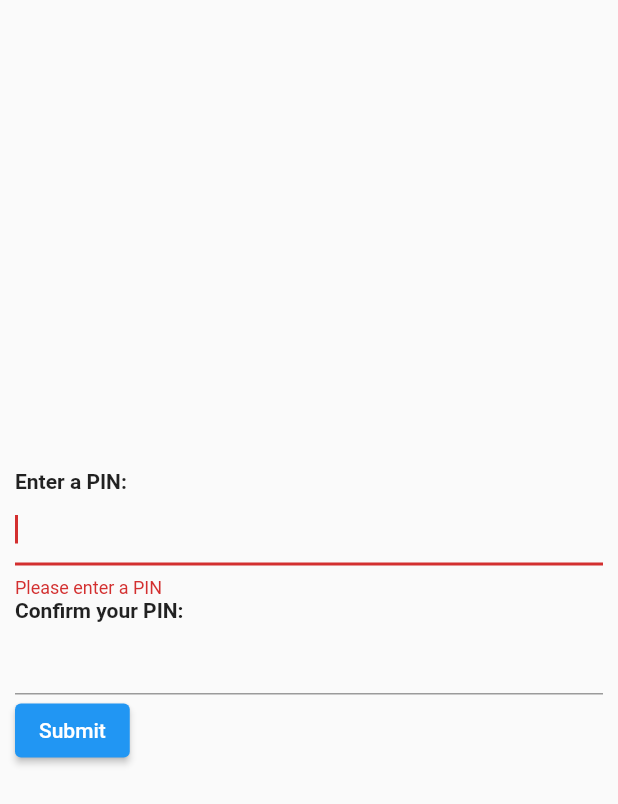
After one commit to ElijahMSmith/Secure-Period-Tracker, a Flutter app: the RegistrationPage screen opened directly, after a tap on "Submit", on a phone screen of 412 x 824 dp. The commit adds this screen. Shown: the top 804 px of the screen. Run offline on Flutter 3.47's test engine with Material 2 defaults, Android fonts, the phone set to English and light mode, and no system bars; our stand-ins replace convert, introduction_screen, shared_preferences; missing offline and left inert: cryptography; accounts and stored records are empty.

Commit message:
broken ass loading screen lmao

```diff
--- a/lib/main.dart
+++ b/lib/main.dart
@@ -36,7 +36,8 @@ class YoursApp extends StatelessWidget {
           } else {
             return const SplashScreen();
           }
-          }),
+        },
+      ),
     );
   }
 }
--- /dev/null
+++ b/lib/pages/RegistrationForm.dart
@@ -0,0 +1,242 @@
+import 'dart:convert';
+import 'dart:math';
+import 'package:convert/convert.dart';
+
+import 'package:flutter/material.dart';
+import 'package:shared_preferences/shared_preferences.dart';
+import 'package:cryptography/cryptography.dart';
+import 'HomePages.dart';
+import 'SplashScreen.dart';
+
+Future<bool> _registerPIN(String pin) async {
+  /*SharedPreferences prefs = await SharedPreferences.getInstance();
+
+  // this should give us 256 bits? someone check my math
+  final SecretKey randKey = SecretKey(
+      List<int>.generate(32, (index) => Random.secure().nextInt(255)));
+  final randKeyBytesHexStr = hex.encode(await randKey.extractBytes());
+  // TODO create sqflite_sqlcipher here with randKeyBytesHexStr
+
+  // utf8 or ascii here? I guess utf8 gives us a bigger PIN space?
+  final SecretKey pinBytes = SecretKey(utf8.encode(pin));
+
+  final pbkdf2 = Pbkdf2(
+    macAlgorithm: Hmac.sha512(),
+    // iterations has to be at least 100000 for reasonable security. we can adjust later based on time data
+    iterations: 200000,
+    bits: 256,
+  );
+
+  // NIST standards say that the salt should be at least 16 bytes
+  final SecretKey salt = SecretKey(List<int>.filled(16, 0));
+  prefs.setString("salt", hex.encode(await salt.extractBytes()));
+
+  final userKey = await pbkdf2.deriveKey(
+    secretKey: pinBytes,
+    nonce: await salt.extractBytes(),
+  );
+
+  final sha512 = Sha512();
+  final hashedUserKey = await sha512.hash(await userKey.extractBytes());
+  prefs.setString("hashedUserKey", hex.encode(hashedUserKey.bytes));
+
+  final aes256 = AesGcm.with256bits();
+  final aesNonce = aes256.newNonce();
+
+  final encryptedRandKey = await aes256.encrypt(
+    await randKey.extractBytes(),
+    secretKey: userKey,
+    nonce: aesNonce,
+  );
+  prefs.setString("randKeyCipherText", hex.encode(encryptedRandKey.cipherText));
+  prefs.setString("randKeyNonce", hex.encode(encryptedRandKey.nonce));
+  prefs.setString("randKeyMAC", hex.encode(encryptedRandKey.mac.bytes));*/
+
+  /* --------------------- */
+  // this section is simulating a user login. TESTING ONLY! REMOVE LATER!
+  /*String userEnteredPin = "test";
+
+  final loginKeyGen = Pbkdf2(
+    macAlgorithm: Hmac.sha512(),
+    iterations: 200000,
+    bits: 256,
+  );
+
+  final SecretKey loginPinBytes = SecretKey(utf8.encode(pin));
+
+  final String loginSaltString = prefs.getString("salt").toString();
+  final SecretKey loginSalt = SecretKey(hex.decode(loginSaltString));
+
+  final loginUserKey = await loginKeyGen.deriveKey(
+    secretKey: loginPinBytes,
+    nonce: await loginSalt.extractBytes(),
+  );
+
+  final loginSha512 = Sha512();
+  final loginHashedUserKey =
+      await loginSha512.hash(await loginUserKey.extractBytes());
+  final storedHashedUserKey = prefs.getString("hashedUserKey").toString();
+
+  assert(hex.encode(loginHashedUserKey.bytes).hashCode ==
+      storedHashedUserKey.hashCode);
+
+  final storedRandKeyCipherText =
+      hex.decode(prefs.getString("randKeyCipherText").toString());
+  final storedRandKeyNonce =
+      hex.decode(prefs.getString("randKeyNonce").toString());
+  final storedRandKeyMAC = hex.decode(prefs.getString("randKeyMAC").toString());
+
+  final storedBox = SecretBox(
+    storedRandKeyCipherText,
+    nonce: storedRandKeyNonce,
+    mac: Mac(storedRandKeyMAC),
+  );
+
+  final loginAES = AesGcm.with256bits();
+
+  final clearText = await loginAES.decrypt(storedBox, secretKey: loginUserKey);
+  final clearTextStr = hex.encode(clearText);
+  assert(clearTextStr.hashCode == randKeyBytesHexStr.hashCode);*/
+  /* --------------------- */
+
+  await Future.delayed(const Duration(seconds: 5));
+
+  return true;
+}
+
+class RegistrationLoadingPage extends StatefulWidget {
+  final String pin;
+
+  const RegistrationLoadingPage({Key? key, required this.pin})
+      : super(key: key);
+
+  @override
+  State<RegistrationLoadingPage> createState() =>
+      _RegistrationLoadingPageState();
+}
+
+class _RegistrationLoadingPageState extends State<RegistrationLoadingPage> {
+  @override
+  Widget build(BuildContext context) {
+    return FutureBuilder(
+      future: _registerPIN(widget.pin),
+      builder: (context, snapshot) {
+        if (snapshot.data == null) {
+          return const SplashScreen();
+        } else {
+          return const HomePages();
+        }
+      },
+    );
+  }
+}
+
+void _submitForm(GlobalKey<FormState> key, BuildContext context, String pin) {
+  if (key.currentState!.validate()) {
+    Navigator.of(context).pushAndRemoveUntil(
+        MaterialPageRoute(builder: (_) => RegistrationLoadingPage(pin: pin)),
+        (route) => false);
+  }
+}
+
+class RegistrationForm extends StatefulWidget {
+  const RegistrationForm({Key? key}) : super(key: key);
+
+  @override
+  State<RegistrationForm> createState() => _RegistrationFormState();
+}
+
+class _RegistrationFormState extends State<RegistrationForm> {
+  final _formKey = GlobalKey<FormState>();
+  final TextEditingController _firstPIN = TextEditingController();
+
+  @override
+  Widget build(BuildContext context) {
+    return Form(
+      key: _formKey,
+      child: Padding(
+        padding: const EdgeInsets.all(10.0),
+        child: Column(
+          mainAxisAlignment: MainAxisAlignment.center,
+          crossAxisAlignment: CrossAxisAlignment.start,
+          children: <Widget>[
+            const Text(
+              "Enter a PIN:",
+              style: TextStyle(fontWeight: FontWeight.bold),
+            ),
+            TextFormField(
+              autocorrect: false,
+              enableSuggestions: false,
+              enableIMEPersonalizedLearning: false,
+              // enableInteractiveSelection: true, // should be true if obscureText = true
+              // maxLines: 1, // defaults to 1
+              obscureText:
+                  true, // also disables stupid shit like gif and emoji keyboard
+              controller: _firstPIN,
+              autofocus: true,
+              autovalidateMode: AutovalidateMode.onUserInteraction,
+              validator: (value) {
+                if (value == null || value.isEmpty) {
+                  return 'Please enter a PIN';
+                }
+                return null;
+              },
+              textInputAction: TextInputAction.next,
+
+              //keeping the input format stuff out for now; trusting people to not be dumbasses
+              /*inputFormatters: [
+                FilteringTextInputFormatter.allow(RegExp('[a-zA-Z0-9]')),
+              ],*/
+            ),
+            const Text("Confirm your PIN:",
+                style: TextStyle(fontWeight: FontWeight.bold)),
+            TextFormField(
+              autocorrect: false,
+              enableSuggestions: false,
+              enableIMEPersonalizedLearning: false,
+              obscureText: true,
+              autovalidateMode: AutovalidateMode.onUserInteraction,
+              textInputAction: TextInputAction.go,
+              validator: (value) {
+                if (value != _firstPIN.text) {
+                  return "PINs do not match!";
+                }
+                return null;
+              },
+              onFieldSubmitted: (value) {
+                _submitForm(_formKey, context, _firstPIN.text);
+              },
+            ),
+            ElevatedButton(
+              onPressed: () {
+                _submitForm(_formKey, context, _firstPIN.text);
+                /*if(_formKey.currentState!.validate()) {
+                  ScaffoldMessenger.of(context).showSnackBar(
+                    const SnackBar(content: Text('Processing data')),
+                  );
+                }*/
+              },
+              child: const Text('Submit'),
+            )
+          ],
+        ),
+      ),
+    );
+  }
+}
+
+class RegistrationPage extends StatefulWidget {
+  const RegistrationPage({Key? key}) : super(key: key);
+
+  @override
+  State<RegistrationPage> createState() => _RegistrationPageState();
+}
+
+class _RegistrationPageState extends State<RegistrationPage> {
+  @override
+  Widget build(BuildContext context) {
+    return const Scaffold(
+      body: RegistrationForm(),
+    );
+  }
+}
--- a/pubspec.yaml
+++ b/pubspec.yaml
@@ -36,6 +36,8 @@ dependencies:
   cupertino_icons: ^1.0.2
   introduction_screen: ^3.0.2
   shared_preferences: ^2.0.15
+  cryptography: ^2.0.5
+  convert: ^3.0.2
 
 dev_dependencies:
   flutter_test:
```
Also changed, not shown: lib/pages/OnboardingPage.dart (+9 -2 lines), pubspec.lock. Lines whose indentation alone changed are shown as unchanged.
